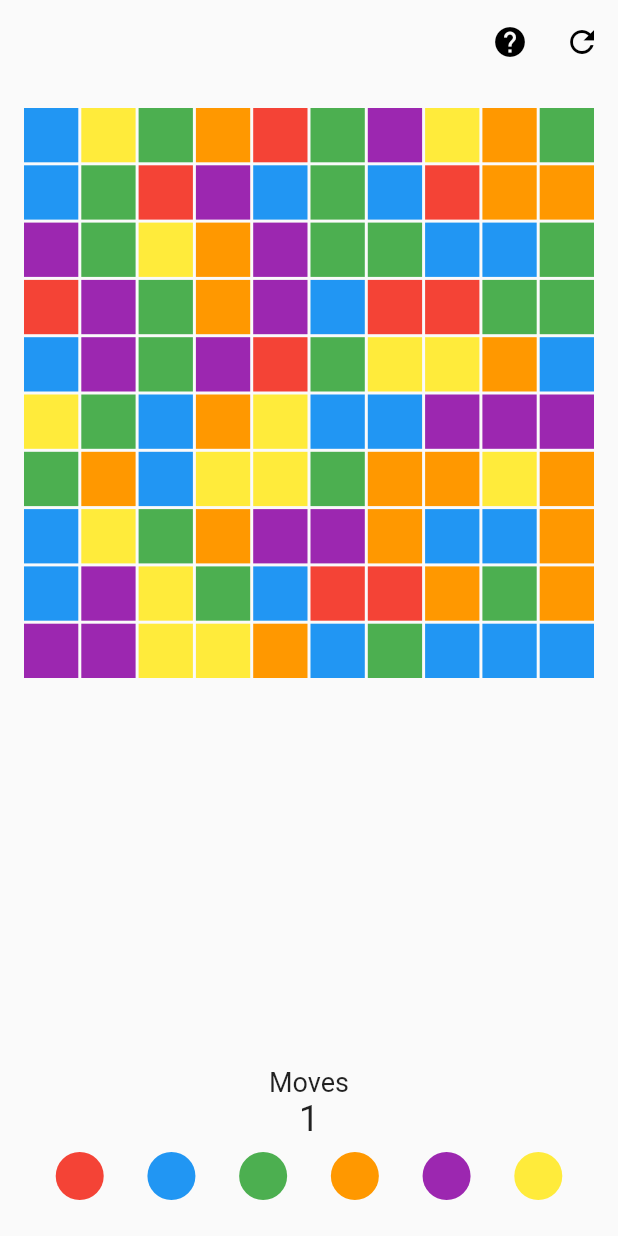
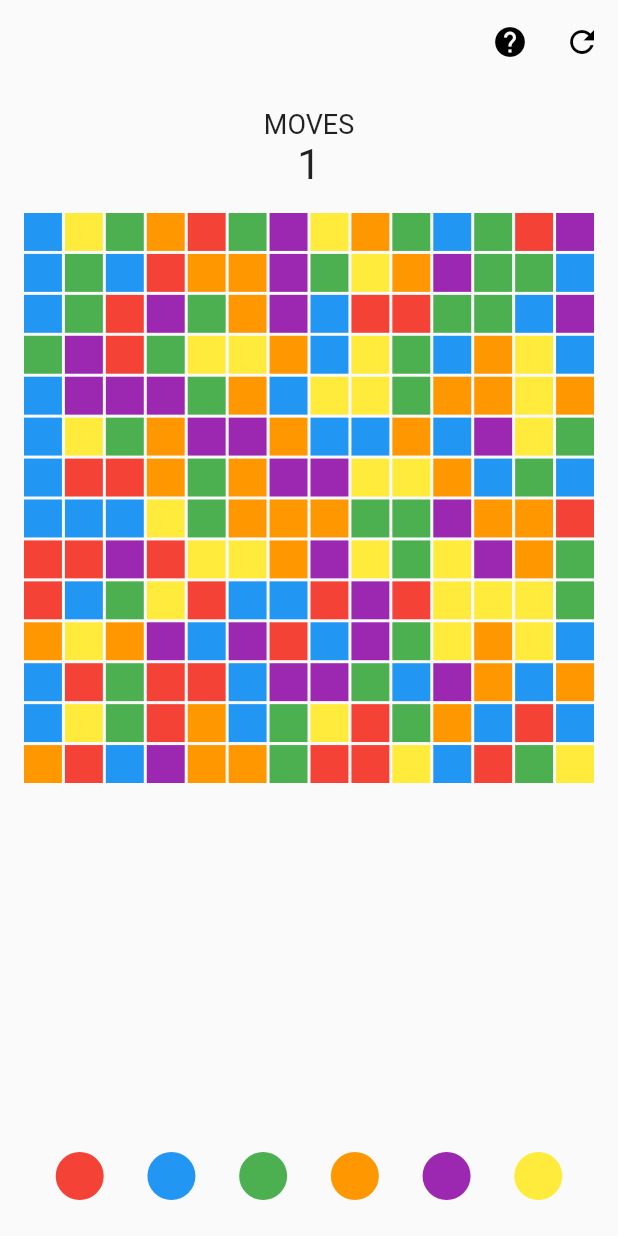
Before and after one commit to kadukeitor/flood, a Flutter app: the screen it shows after launch, item 2 of the bottom bar chosen, on a phone screen of 412 x 824 dp. Run offline on Flutter 3.47's test engine with Material 2 defaults, Android fonts, the phone set to English and light mode, and no system bars.

Commit message:
End logic

```diff
--- a/lib/main.dart
+++ b/lib/main.dart
@@ -12,7 +12,7 @@ class App extends StatelessWidget {
         future: SystemChrome.setPreferredOrientations(
             [DeviceOrientation.portraitUp, DeviceOrientation.portraitDown]),
         builder: (BuildContext context, _) {
-          return MaterialApp(home: Game());
+          return MaterialApp(home: Game(), debugShowCheckedModeBanner: false);
         });
   }
 }
@@ -25,7 +25,7 @@ class Game extends StatefulWidget {
 }
 
 class _Game extends State<Game> {
-  int size = 10;
+  int size = 14;
   List<Color> colors = [
     Colors.red,
     Colors.blue,
@@ -60,7 +60,11 @@ class _Game extends State<Game> {
       moves += 1;
     });
     paint(0, 0, color);
-    if (completed()) dialog(Text("You have won in just $moves moves"));
+    if (completed())
+      dialog(Column(mainAxisSize: MainAxisSize.min, children: [
+        Icon(Icons.sentiment_satisfied, size: 48),
+        text("YOU WIN")
+      ]));
   }
 
   paint(int c, int r, int color) {
@@ -81,6 +85,8 @@ class _Game extends State<Game> {
     return true;
   }
 
+  text(s, [f = 14.0]) => Text(s, style: TextStyle(fontSize: f));
+
   dialog(w) =>
       showDialog(context: context, builder: (_) => AlertDialog(content: w));
 
@@ -100,7 +106,9 @@ class _Game extends State<Game> {
         elevation: 0,
         actions: <Widget>[
           IconButton(
-              icon: Icon(Icons.help), onPressed: () => dialog(Text('Help'))),
+              icon: Icon(Icons.help),
+              onPressed: () => dialog(
+                  Image.asset('assets/images/help.png', fit: BoxFit.contain))),
           IconButton(icon: Icon(Icons.refresh), onPressed: () => generate())
         ],
       ),
@@ -109,6 +117,15 @@ class _Game extends State<Game> {
         child: Column(
           mainAxisAlignment: MainAxisAlignment.spaceEvenly,
           children: <Widget>[
+            Padding(
+              padding: EdgeInsets.only(bottom: 16),
+              child: Column(
+                children: <Widget>[
+                  text('MOVES', 18.0),
+                  text(moves.toString(), 28.0),
+                ],
+              ),
+            ),
             Flexible(
               child: GridView.count(
                   primary: false,
@@ -121,15 +138,6 @@ class _Game extends State<Game> {
                       .map((int v) =>
                           GridTile(child: Container(color: colors[v])))
                       .toList()),
-            ),
-            Column(
-              mainAxisSize: MainAxisSize.min,
-              children: <Widget>[
-                Flexible(child: Text('Moves', style: TextStyle(fontSize: 18))),
-                Flexible(
-                    child:
-                        Text(moves.toString(), style: TextStyle(fontSize: 24))),
-              ],
             ),
             Row(
               mainAxisAlignment: MainAxisAlignment.spaceEvenly,
```
Also changed, not shown: pubspec.yaml (+8 -2 lines), assets/images/help.png (added), assets/images/icon.png (added), assets/images/icon_android.png (added), assets/images/icon_ios.png (added), 25 other files.
